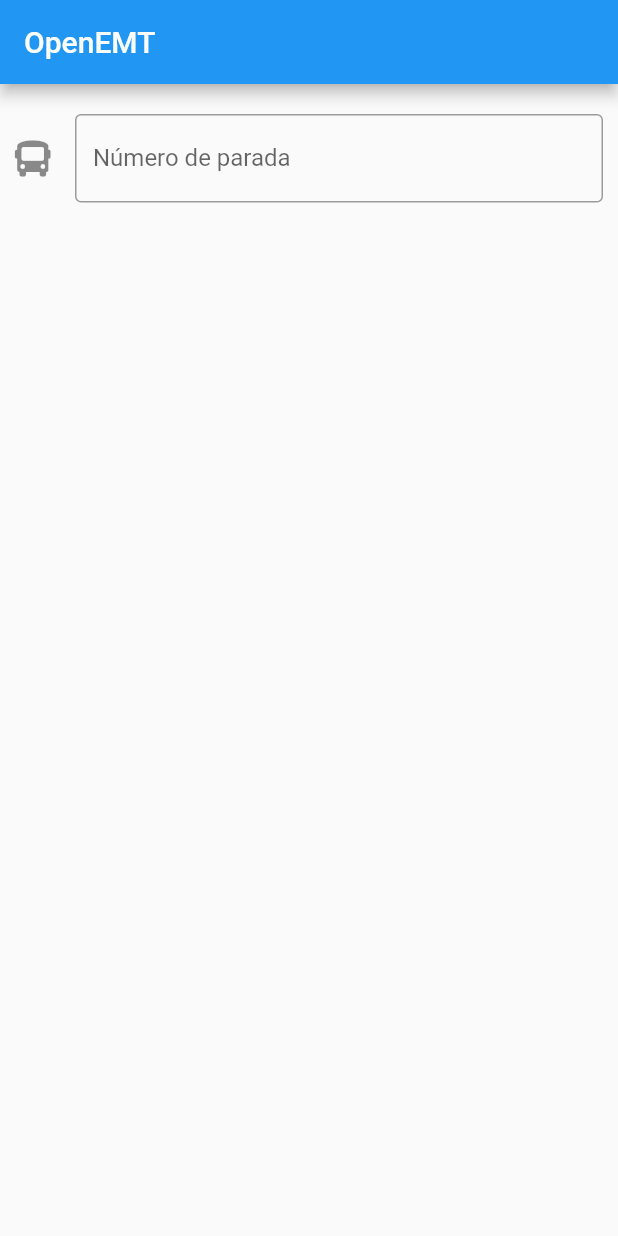
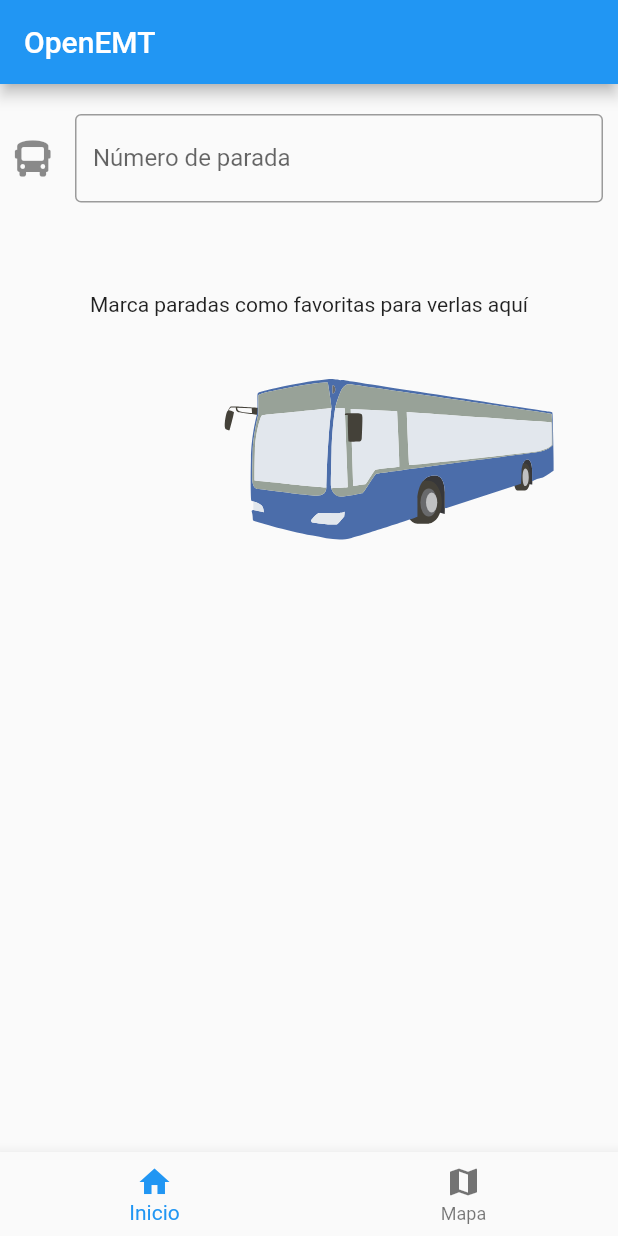
Before and after one commit to p3isman/open_emt, a Flutter app: the screen it shows after launch, on a phone screen of 412 x 824 dp. Run offline on Flutter 3.47's test engine with Material 2 defaults, Android fonts, the phone set to English and light mode, and no system bars; our stand-ins replace bloc, dio, equatable, flutter_bloc, flutter_map, flutter_svg and 4 more; accounts and stored records are empty; statements that could not run were skipped.

Commit message:
split layout into tabs and add map tab

```diff
--- a/lib/views/screens/home_screen.dart
+++ b/lib/views/screens/home_screen.dart
@@ -1,10 +1,17 @@
+import 'package:flutter/cupertino.dart';
 import 'package:flutter/material.dart';
 import 'package:flutter_bloc/flutter_bloc.dart';
+import 'package:flutter_map/flutter_map.dart';
+import 'package:flutter_svg/flutter_svg.dart';
 import 'package:font_awesome_flutter/font_awesome_flutter.dart';
+import 'package:latlong2/latlong.dart';
 
 import 'package:open_emt/data/models/screen_arguments.dart';
+import 'package:open_emt/data/models/stop_list_model.dart';
 import 'package:open_emt/domain/bloc/favorite_stops_bloc/favorite_stops_bloc.dart';
 import 'package:open_emt/domain/bloc/stop_info_bloc/stop_info_bloc.dart';
+import 'package:open_emt/domain/repositories/emt_repository.dart';
+import 'package:open_emt/main.dart';
 import 'package:open_emt/utils/utils.dart';
 import 'package:open_emt/views/screens/detail_screen.dart';
 import 'package:open_emt/views/theme/theme.dart';
@@ -24,14 +31,49 @@
 }
 
 class _HomeScreenState extends State<HomeScreen> {
-  final GlobalKey<FormFieldState> _formFieldKey = GlobalKey<FormFieldState>();
-  final TextEditingController _textEditingController = TextEditingController();
+  final List<Widget> _tabs = [
+    HomeTab(), // see the HomeTab class below
+    const MapTab() //, see the SettingsTab class below
+  ];
+
+  int _currentIndex = 0;
 
   @override
   Widget build(BuildContext context) {
     return Scaffold(
       appBar: AppBar(title: const Text('OpenEMT')),
-      body: BlocBuilder<StopInfoBloc, StopInfoState>(
+      body: _tabs[_currentIndex],
+      bottomNavigationBar: BottomNavigationBar(
+        currentIndex: _currentIndex,
+        items: const [
+          BottomNavigationBarItem(label: 'Inicio', icon: Icon(Icons.home)),
+          BottomNavigationBarItem(label: 'Mapa', icon: Icon(Icons.map)),
+        ],
+        onTap: (index) => setState(() {
+          _currentIndex = index;
+        }),
+      ),
+      floatingActionButton: _currentIndex == 1
+          ? FloatingActionButton(
+              onPressed: () {}, child: const Icon(Icons.gps_fixed))
+          : null,
+    );
+  }
+}
+
+class HomeTab extends StatelessWidget {
+  final GlobalKey<FormFieldState> _formFieldKey = GlobalKey<FormFieldState>();
+  final TextEditingController _textEditingController = TextEditingController();
+
+  HomeTab({
+    Key? key,
+  }) : super(key: key);
+
+  @override
+  Widget build(BuildContext context) {
+    final Size size = MediaQuery.of(context).size;
+
+    return BlocBuilder<StopInfoBloc, StopInfoState>(
       builder: (context, state) {
         return ListView(
           children: [
@@ -63,9 +105,7 @@
                 },
                 onFieldSubmitted: (text) {
                   if (_formFieldKey.currentState!.validate()) {
-                      context
-                          .read<StopInfoBloc>()
-                          .add(GetStopInfo(stopId: text));
+                    context.read<StopInfoBloc>().add(GetStopInfo(stopId: text));
                     Navigator.pushNamed(context, DetailScreen.route,
                         arguments: ScreenArguments(stopId: text));
                   }
@@ -75,7 +115,31 @@
             BlocBuilder<FavoriteStopsBloc, FavoriteStopsState>(
                 builder: (context, state) {
               if (state is FavoritesLoadSuccess) {
-                  return Column(
+                return state.stops.isEmpty
+                    ? Column(
+                        children: [
+                          const Padding(
+                            padding: EdgeInsets.symmetric(
+                              horizontal: 15.0,
+                              vertical: 40.0,
+                            ),
+                            child: Text(
+                                'Marca paradas como favoritas para verlas aquí',
+                                style: AppTheme.title),
+                          ),
+                          Align(
+                            alignment: Alignment.centerRight,
+                            child: Padding(
+                              padding: EdgeInsets.only(right: size.width * 0.1),
+                              child: SvgPicture.asset(
+                                'assets/bus.svg',
+                                width: size.width * 0.55,
+                              ),
+                            ),
+                          ),
+                        ],
+                      )
+                    : Column(
                         children: List.generate(
                           state.stops.length,
                           (index) => Column(
@@ -93,7 +157,6 @@
           ],
         );
       },
-      ),
     );
   }
 }
@@ -200,3 +263,68 @@
     );
   }
 }
+
+class MapTab extends StatelessWidget {
+  const MapTab({Key? key}) : super(key: key);
+
+  @override
+  Widget build(BuildContext context) {
+    return FutureBuilder(
+        future: locator.get<EMTRepository>().getStopList(),
+        builder: (context, snapshot) {
+          List<Marker> markers = [];
+          if (snapshot.hasData) {
+            for (var i in (snapshot.data as StopListModel).data) {
+              markers.add(
+                Marker(
+                  point: LatLng(
+                    i.geometry.coordinates.last,
+                    i.geometry.coordinates.first,
+                  ),
+                  builder: (ctx) => GestureDetector(
+                    onTap: () {
+                      ctx.read<StopInfoBloc>().add(GetStopInfo(stopId: i.node));
+                      Navigator.pushNamed(context, DetailScreen.route,
+                          arguments: ScreenArguments(stopId: i.node));
+                    },
+                    child: const Card(
+                      child: Center(
+                        child: FaIcon(
+                          FontAwesomeIcons.bus,
+                          size: 18.0,
+                          color: Colors.blue,
+                        ),
+                      ),
+                    ),
+                  ),
+                ),
+              );
+            }
+          }
+
+          return FlutterMap(
+            options: MapOptions(
+              center: LatLng(40.41317, -3.68307),
+              zoom: 15.0,
+              interactiveFlags: InteractiveFlag.drag |
+                  InteractiveFlag.pinchZoom |
+                  InteractiveFlag.doubleTapZoom,
+            ),
+            layers: [
+              TileLayerOptions(
+                urlTemplate:
+                    "https://{s}.tile.openstreetmap.org/{z}/{x}/{y}.png",
+                subdomains: ['a', 'b', 'c'],
+                attributionBuilder: (_) {
+                  return const Text("© OpenStreetMap contributors",
+                      style: TextStyle(color: Colors.grey));
+                },
+              ),
+              MarkerLayerOptions(
+                markers: markers,
+              ),
+            ],
+          );
+        });
+  }
+}
```
Lines whose indentation alone changed are shown as unchanged.
